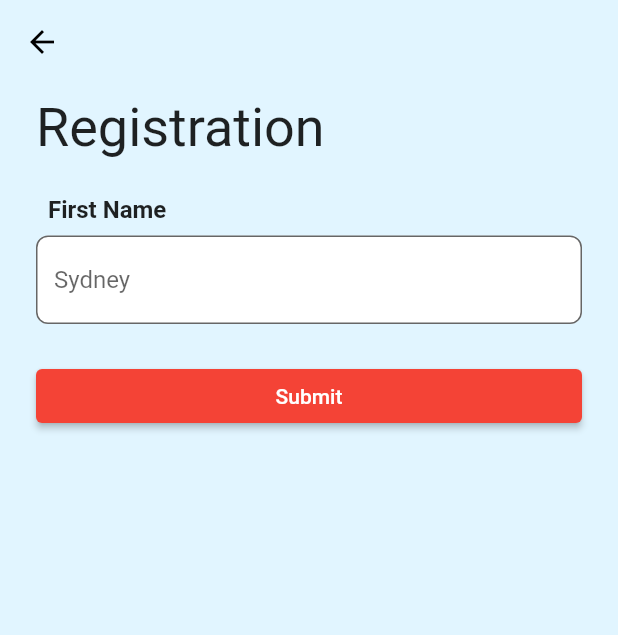
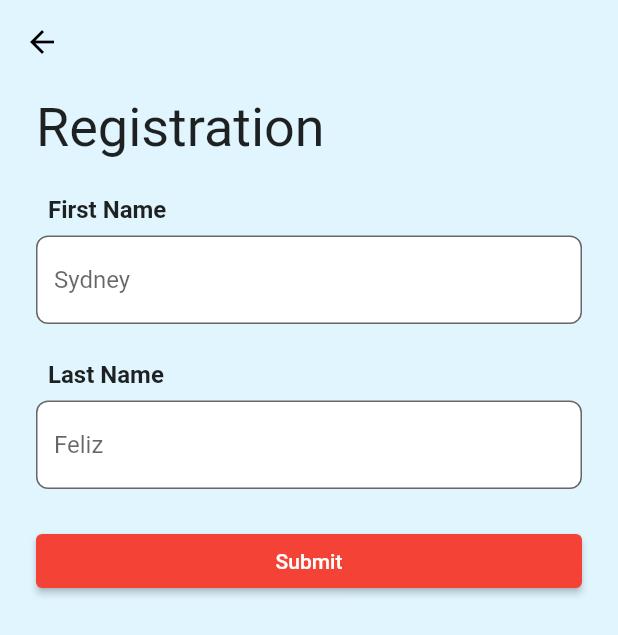
Before and after one commit to GWCBaltimoreBeloved/art-portfolio-flutter, a Flutter app: the ArtistRegistrationPage screen opened directly, on a phone screen of 412 x 824 dp. Shown: the top 635 px of the screen. Run offline on Flutter 3.47's test engine with Material 2 defaults, Android fonts, the light colour scheme and no system bars; our stand-ins replace cloud_firestore, firebase_core, flutter_riverpod; accounts and stored records are empty.

Commit message:
add last name on artist registration

```diff
--- a/lib/pages/artist_registration/artist_registration_page.dart
+++ b/lib/pages/artist_registration/artist_registration_page.dart
@@ -16,6 +16,8 @@ class ArtistRegistrationPage extends ConsumerWidget {
           _PageHeader(),
           SizedBox(height: 24),
           _FirstNameInput(),
+          SizedBox(height: 24),
+          _LastNameInput(),
           SizedBox(height: 24),
           _SubmitButton(),
           SizedBox(height: 24),
@@ -52,6 +54,21 @@ class _FirstNameInput extends ConsumerWidget {
   }
 }
 
+class _LastNameInput extends ConsumerWidget {
+  const _LastNameInput({Key? key}) : super(key: key);
+
+  @override
+  Widget build(BuildContext context, WidgetRef ref) {
+    final provider = ref.watch(registrationProvider);
+
+    return FormTextInput(
+      label: 'Last Name',
+      hintText: 'Feliz',
+      onChanged: (value) => provider.setLastName(value),
+    );
+  }
+}
+
 class _SubmitButton extends ConsumerWidget {
   const _SubmitButton({Key? key}) : super(key: key);
 
--- a/lib/pages/login/login_page.dart
+++ b/lib/pages/login/login_page.dart
@@ -1,4 +1,3 @@
-import 'package:art_portfolio_flutter/pages/artist_list/artist_list_provider.dart';
 import 'package:flutter/material.dart';
 import 'package:flutter_riverpod/flutter_riverpod.dart';
 
@@ -19,8 +18,6 @@ class _PageBody extends ConsumerWidget {
 
   @override
   Widget build(BuildContext context, WidgetRef ref) {
-    final provider = ref.watch(artistListProvider);
-
     return ListView(
       padding: EdgeInsets.only(
         left: 24,
```
Also changed, not shown: lib/pages/artist_registration/artist_registration_provider.dart (+7 -1 lines), lib/repository/user/models/user.dart (+12 -4 lines), lib/repository/user/models/user.g.dart.
